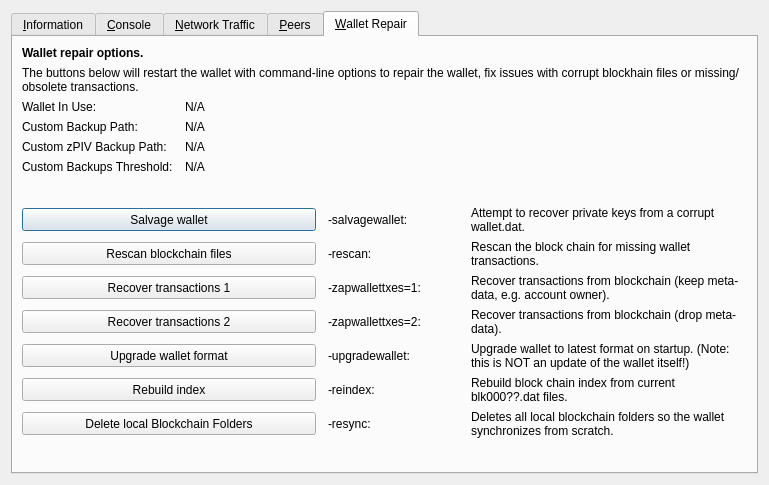
Qt form src/qt/forms/rpcconsole.ui (Bittoriumv2/Bittorium) before a commit.
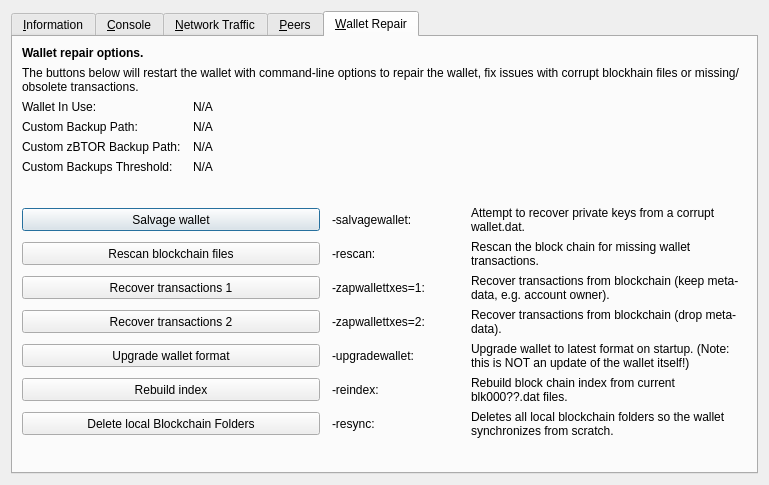
The same form after that commit. The open tabs and pages were chosen to show the change. Icons and pictures are not drawn. Custom widgets are drawn as their Qt base class.

```diff
--- a/src/qt/forms/rpcconsole.ui
+++ b/src/qt/forms/rpcconsole.ui
@@ -1328,7 +1328,7 @@
        <item row="4" column="0">
         <widget class="QLabel" name="wallet_customzpivbackuppath_label">
          <property name="text">
-          <string>Custom zPIV Backup Path:</string>
+          <string>Custom zBTOR Backup Path:</string>
          </property>
          <property name="visible">
           <bool>false</bool>
```
Left out of the diff: 4 changed lines with no effect on the pictures.
